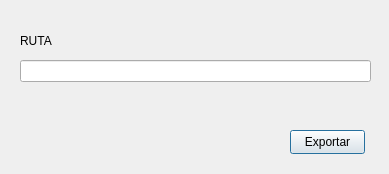
Qt form presentation/dialog.ui (jisus455/generador-qt-python) before a commit.
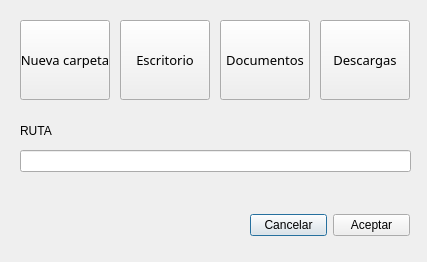
The same form after that commit. Icons and pictures are not drawn.

Diff of the .ui file:
```diff
--- a/presentation/dialog.ui
+++ b/presentation/dialog.ui
@@ -6,8 +6,8 @@
    <rect>
     <x>0</x>
     <y>0</y>
-    <width>389</width>
-    <height>174</height>
+    <width>427</width>
+    <height>262</height>
    </rect>
   </property>
   <property name="windowTitle">
@@ -17,8 +17,8 @@
    <property name="geometry">
     <rect>
      <x>20</x>
-     <y>30</y>
-     <width>351</width>
+     <y>120</y>
+     <width>391</width>
      <height>21</height>
     </rect>
    </property>
@@ -30,24 +30,165 @@
    <property name="geometry">
     <rect>
      <x>20</x>
-     <y>60</y>
-     <width>351</width>
+     <y>150</y>
+     <width>391</width>
      <height>22</height>
     </rect>
    </property>
   </widget>
-  <widget class="QPushButton" name="btnExportar">
+  <widget class="QToolButton" name="btnNueva">
    <property name="geometry">
     <rect>
-     <x>290</x>
-     <y>130</y>
-     <width>75</width>
-     <height>24</height>
+     <x>20</x>
+     <y>20</y>
+     <width>90</width>
+     <height>80</height>
     </rect>
    </property>
+   <property name="font">
+    <font>
+     <family>Yu Gothic UI Semilight</family>
+     <pointsize>10</pointsize>
+    </font>
+   </property>
    <property name="text">
-    <string>Exportar</string>
+    <string>Nueva carpeta</string>
    </property>
+   <property name="icon">
+    <iconset>
+     <normaloff>../../../Downloads/carpeta.png</normaloff>../../../Downloads/carpeta.png</iconset>
+   </property>
+   <property name="iconSize">
+    <size>
+     <width>45</width>
+     <height>45</height>
+    </size>
+   </property>
+   <property name="toolButtonStyle">
+    <enum>Qt::ToolButtonTextUnderIcon</enum>
+   </property>
+  </widget>
+  <widget class="QToolButton" name="btnDescargas">
+   <property name="geometry">
+    <rect>
+     <x>320</x>
+     <y>20</y>
+     <width>90</width>
+     <height>80</height>
+    </rect>
+   </property>
+   <property name="font">
+    <font>
+     <family>Yu Gothic UI Semilight</family>
+     <pointsize>10</pointsize>
+    </font>
+   </property>
+   <property name="text">
+    <string>Descargas</string>
+   </property>
+   <property name="icon">
+    <iconset>
+     <normaloff>../../../Downloads/carpeta.png</normaloff>../../../Downloads/carpeta.png</iconset>
+   </property>
+   <property name="iconSize">
+    <size>
+     <width>45</width>
+     <height>45</height>
+    </size>
+   </property>
+   <property name="toolButtonStyle">
+    <enum>Qt::ToolButtonTextUnderIcon</enum>
+   </property>
+  </widget>
+  <widget class="QToolButton" name="btnDocumentos">
+   <property name="geometry">
+    <rect>
+     <x>220</x>
+     <y>20</y>
+     <width>90</width>
+     <height>80</height>
+    </rect>
+   </property>
+   <property name="font">
+    <font>
+     <family>Yu Gothic UI Semilight</family>
+     <pointsize>10</pointsize>
+    </font>
+   </property>
+   <property name="text">
+    <string>Documentos</string>
+   </property>
+   <property name="icon">
+    <iconset>
+     <normaloff>../../../Downloads/carpeta.png</normaloff>../../../Downloads/carpeta.png</iconset>
+   </property>
+   <property name="iconSize">
+    <size>
+     <width>45</width>
+     <height>45</height>
+    </size>
+   </property>
+   <property name="toolButtonStyle">
+    <enum>Qt::ToolButtonTextUnderIcon</enum>
+   </property>
+  </widget>
+  <widget class="QToolButton" name="btnEscritorio">
+   <property name="geometry">
+    <rect>
+     <x>120</x>
+     <y>20</y>
+     <width>90</width>
+     <height>80</height>
+    </rect>
+   </property>
+   <property name="font">
+    <font>
+     <family>Yu Gothic UI Semilight</family>
+     <pointsize>10</pointsize>
+    </font>
+   </property>
+   <property name="text">
+    <string>Escritorio</string>
+   </property>
+   <property name="icon">
+    <iconset>
+     <normaloff>../../../Downloads/carpeta.png</normaloff>../../../Downloads/carpeta.png</iconset>
+   </property>
+   <property name="iconSize">
+    <size>
+     <width>45</width>
+     <height>45</height>
+    </size>
+   </property>
+   <property name="toolButtonStyle">
+    <enum>Qt::ToolButtonTextUnderIcon</enum>
+   </property>
+  </widget>
+  <widget class="QWidget" name="horizontalLayoutWidget">
+   <property name="geometry">
+    <rect>
+     <x>250</x>
+     <y>210</y>
+     <width>160</width>
+     <height>31</height>
+    </rect>
+   </property>
+   <layout class="QHBoxLayout" name="horizontalLayout">
+    <item>
+     <widget class="QPushButton" name="btnCancelar">
+      <property name="text">
+       <string>Cancelar</string>
+      </property>
+     </widget>
+    </item>
+    <item>
+     <widget class="QPushButton" name="btnAceptar">
+      <property name="text">
+       <string>Aceptar</string>
+      </property>
+     </widget>
+    </item>
+   </layout>
   </widget>
  </widget>
  <resources/>
```
